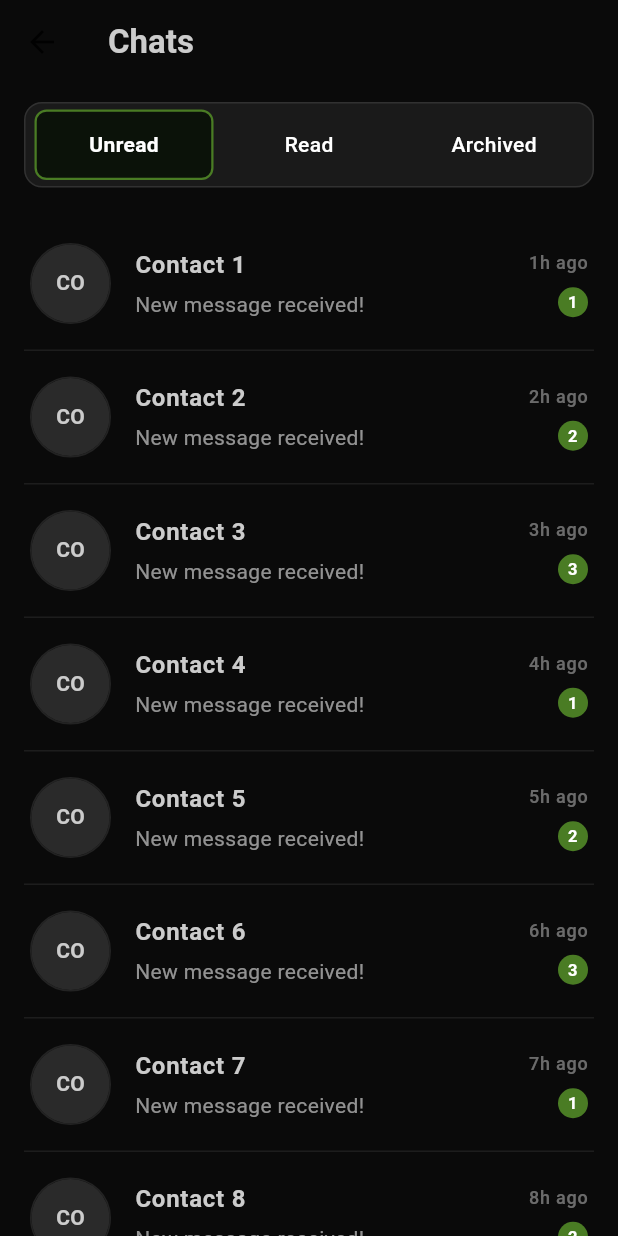
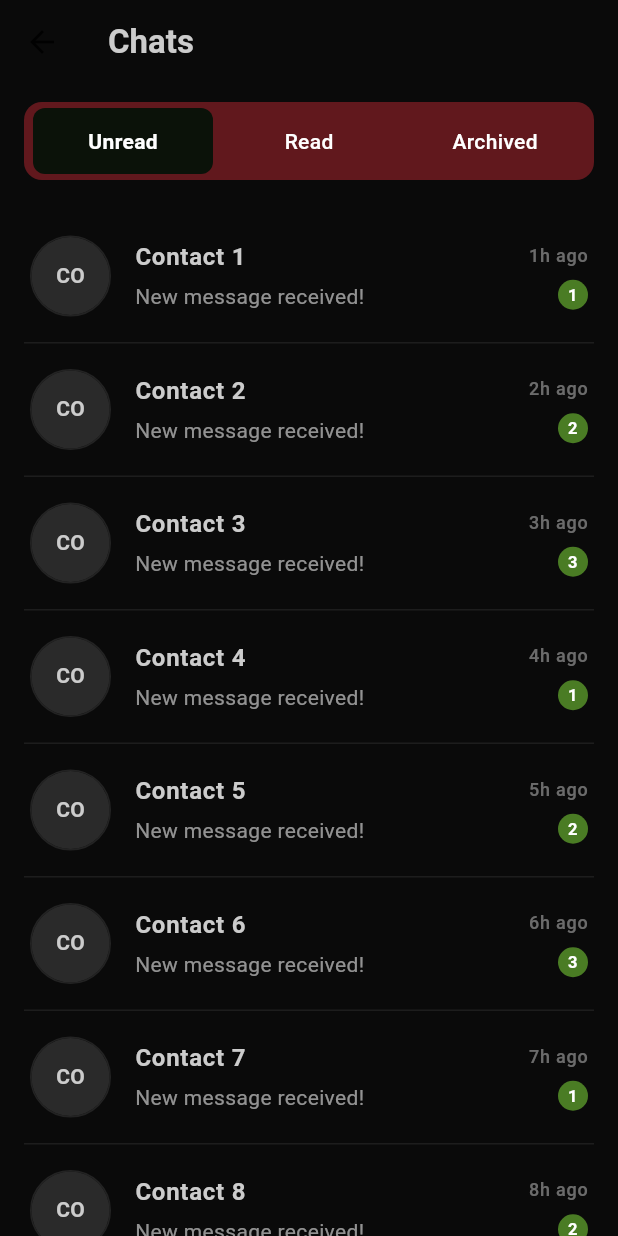
Before and after one commit to abdulrehman104/Outdoors-Mobile-App, a Flutter app: the ChatScreen screen opened directly, on a phone screen of 412 x 824 dp. Run offline on Flutter 3.47's test engine with Material 3 defaults, Android fonts, the phone set to English and light mode, and no system bars; our stand-ins replace dio, flutter_secure_storage, shared_preferences; accounts and stored records are empty; project files that could hold a hidden picture were left out.

Commit message:
update clolours

```diff
--- a/lib/features/auth/view/login_screen.dart
+++ b/lib/features/auth/view/login_screen.dart
@@ -122,7 +122,7 @@
                       child: ElevatedButton(
                         onPressed: _login,
                         style: ElevatedButton.styleFrom(
-                          backgroundColor: const Color(0xFF466B00),
+                          backgroundColor: const Color(0xFF61181D),
                           padding: const EdgeInsets.symmetric(vertical: 16),
                           shape: RoundedRectangleBorder(
                             borderRadius: BorderRadius.circular(8),
@@ -171,7 +171,7 @@
                             child: const Text(
                               "Sign Up",
                               style: TextStyle(
-                                color: Color(0xFF466B00),
+                                color: Color(0xFF61181D),
                                 fontWeight: FontWeight.bold,
                               ),
                             ),
--- a/lib/features/auth/view/onboarding_screen.dart
+++ b/lib/features/auth/view/onboarding_screen.dart
@@ -149,7 +149,7 @@
                         child: ElevatedButton(
                             onPressed: onPressed,
                             style: ElevatedButton.styleFrom(
-                                backgroundColor: const Color(0xFF466B00),
+                                backgroundColor: const Color(0xFF61181D),
                                 padding:
                                 const EdgeInsets.symmetric(horizontal: 20, vertical: 12),
                                 shape: RoundedRectangleBorder(
--- a/lib/features/auth/view/signup_screen.dart
+++ b/lib/features/auth/view/signup_screen.dart
@@ -116,7 +116,7 @@
                 child: ElevatedButton(
                   onPressed: _signUp,
                   style: ElevatedButton.styleFrom(
-                    backgroundColor: const Color(0xFF466B00),
+                    backgroundColor: const Color(0xFF61181D),
                     padding: const EdgeInsets.symmetric(vertical: 16),
                     shape: RoundedRectangleBorder(
                       borderRadius: BorderRadius.circular(12),
@@ -190,7 +190,7 @@
                     child: const Text(
                       "Sign In",
                       style: TextStyle(
-                        color: Color(0xFF466B00),
+                        color: Color(0xFF61181D),
                         fontWeight: FontWeight.bold,
                       ),
                     ),
--- a/lib/features/chat/view/chat_screen.dart
+++ b/lib/features/chat/view/chat_screen.dart
@@ -3,6 +3,7 @@
 
 class ChatScreen extends StatefulWidget {
   const ChatScreen({super.key});
+
   @override
   _ChatScreenState createState() => _ChatScreenState();
 }
@@ -60,6 +61,8 @@
         backgroundColor: const Color(0xFF0A0A0A),
         foregroundColor: Colors.white,
         elevation: 0,
+        scrolledUnderElevation: 0, // Prevent elevation change on scroll
+        surfaceTintColor: Colors.transparent, // Avoid tinting
       ),
       body: Column(
         crossAxisAlignment: CrossAxisAlignment.start,
@@ -68,9 +71,8 @@
             margin: const EdgeInsets.symmetric(horizontal: 16, vertical: 12),
             padding: const EdgeInsets.all(4),
             decoration: BoxDecoration(
-              color: const Color(0xFF1A1A1A),
+              color: const Color(0xFF61181D), // Tab bar color
               borderRadius: BorderRadius.circular(12),
-              border: Border.all(color: Colors.white.withOpacity(0.1)),
             ),
             child: Row(
               children: List.generate(tabs.length, (index) {
@@ -86,9 +88,6 @@
                       decoration: BoxDecoration(
                         color: isSelected ? const Color(0xFF0B1209) : Colors.transparent,
                         borderRadius: BorderRadius.circular(8),
-                        border: isSelected
-                            ? Border.all(color: const Color(0xFF4A7C24), width: 1.5)
-                            : null,
                       ),
                       alignment: Alignment.center,
                       child: Text(
@@ -232,7 +231,6 @@
                       ],
                     ),
                     onTap: () {
-                      // Navigate to ChatDetailScreen
                       Navigator.push(
                         context,
                         MaterialPageRoute(
--- a/lib/features/history/view/history_screen.dart
+++ b/lib/features/history/view/history_screen.dart
@@ -134,7 +134,7 @@
             width: double.infinity,
             child: ElevatedButton(
               style: ElevatedButton.styleFrom(
-                backgroundColor: isCompleted ? const Color(0xFF466B00) : Colors.grey[700],
+                backgroundColor: isCompleted ? const Color(0xFF61181D) : Colors.grey[700],
                 padding: const EdgeInsets.symmetric(vertical: 12),
                 shape: RoundedRectangleBorder(
                   borderRadius: BorderRadius.circular(10),
--- a/lib/features/home/view/notification_screen.dart
+++ b/lib/features/home/view/notification_screen.dart
@@ -78,7 +78,7 @@
           child: Container(
             margin: const EdgeInsets.symmetric(horizontal: 16, vertical: 8),
             decoration: BoxDecoration(
-              color: const Color(0xFF1A1A1A),
+              color: const Color(0xFF61181D), // Updated tab bar color
               borderRadius: BorderRadius.circular(8),
             ),
             child: TabBar(
```
Also changed, not shown: lib/features/home/widgets/home_top_section.dart (+4 -4 lines).
